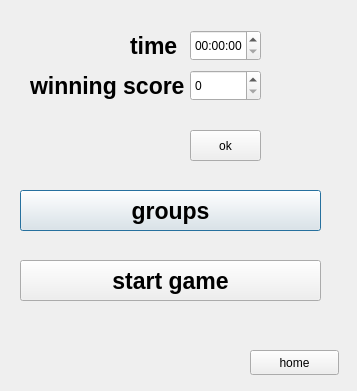
Qt form play.ui (MariHarutyunyanGithub/QT_lab) before a commit.
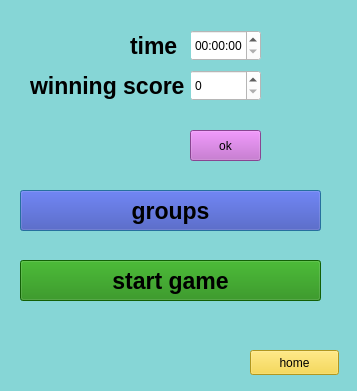
The same form after that commit.

Diff of the .ui file:
```diff
--- a/play.ui
+++ b/play.ui
@@ -13,6 +13,9 @@
   <property name="windowTitle">
    <string>Dialog</string>
   </property>
+  <property name="styleSheet">
+   <string notr="true">background-color: rgb(134, 214, 214);</string>
+  </property>
   <widget class="QPushButton" name="pushButton_groups">
    <property name="geometry">
     <rect>
@@ -28,6 +31,9 @@
      <bold>true</bold>
     </font>
    </property>
+   <property name="styleSheet">
+    <string notr="true">background-color: rgb(54, 65, 177);</string>
+   </property>
    <property name="text">
     <string>groups</string>
    </property>
@@ -41,6 +47,9 @@
      <height>25</height>
     </rect>
    </property>
+   <property name="styleSheet">
+    <string notr="true">background-color: rgb(246, 211, 45);</string>
+   </property>
    <property name="text">
     <string>home</string>
    </property>
@@ -54,6 +63,9 @@
      <height>31</height>
     </rect>
    </property>
+   <property name="styleSheet">
+    <string notr="true">background-color: rgb(255, 255, 255);</string>
+   </property>
   </widget>
   <widget class="QTimeEdit" name="timeEdit">
    <property name="geometry">
@@ -64,6 +76,9 @@
      <height>31</height>
     </rect>
    </property>
+   <property name="styleSheet">
+    <string notr="true">background-color: rgb(255, 255, 255);</string>
+   </property>
   </widget>
   <widget class="QPushButton" name="pushButton_score_ok">
    <property name="geometry">
@@ -74,6 +89,9 @@
      <height>31</height>
     </rect>
    </property>
+   <property name="styleSheet">
+    <string notr="true">background-color: rgb(192, 97, 203);</string>
+   </property>
    <property name="text">
     <string>ok</string>
    </property>
@@ -131,6 +149,9 @@
      <bold>true</bold>
     </font>
    </property>
+   <property name="styleSheet">
+    <string notr="true">background-color: rgb(26, 135, 9);</string>
+   </property>
    <property name="text">
     <string>start game</string>
    </property>
```
